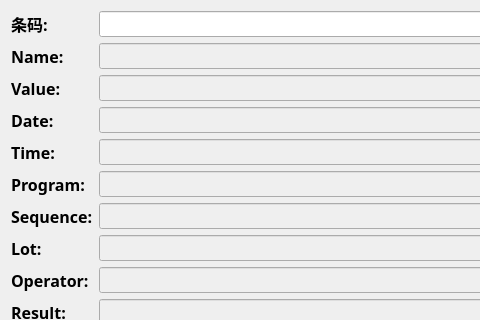
First picture: the form in widget.ui, repository chenguoguowen/TestLeak, before the edit; both pictures show x 0 to 480 and y 0 to 320 of the 644 by 523 pixel window.
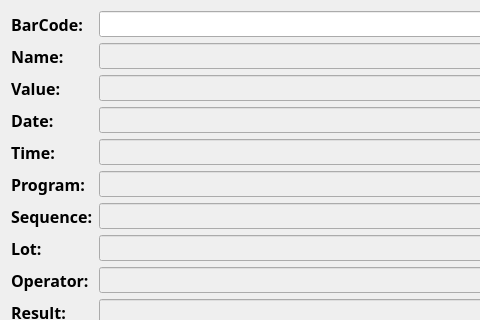
Second picture: the form after the edit.

Diff of the .ui file:
```diff
--- a/widget.ui
+++ b/widget.ui
@@ -34,7 +34,7 @@
             </font>
            </property>
            <property name="text">
-            <string>条码:</string>
+            <string>BarCode:</string>
            </property>
           </widget>
          </item>
```
